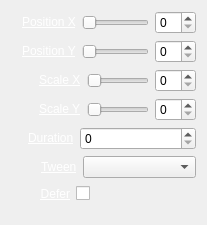
This is trunk/Widgets/Inspector/InspectorGeometryWidget.ui in cambell-prince/casparcg-client as Qt 5 draws it before an edit. The edited form follows.
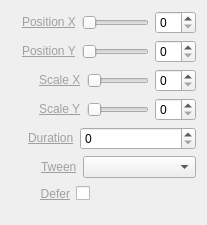
This is the edited form.

```diff
--- a/trunk/Widgets/Inspector/InspectorGeometryWidget.ui
+++ b/trunk/Widgets/Inspector/InspectorGeometryWidget.ui
@@ -38,7 +38,7 @@
      <item>
       <widget class="QLabel" name="labelPositionX">
        <property name="text">
-        <string>&lt;a href=&quot;PositionX&quot; style=&quot;color: white;&quot;&gt;Position X&lt;/a&gt;</string>
+        <string>&lt;a href=&quot;PositionX&quot; style=&quot;color: #A0A0A0;&quot;&gt;Position X&lt;/a&gt;</string>
        </property>
       </widget>
      </item>
@@ -75,7 +75,7 @@
      <item>
       <widget class="QLabel" name="labelPositionY">
        <property name="text">
-        <string>&lt;a href=&quot;PositionY&quot; style=&quot;color: white;&quot;&gt;Position Y&lt;/a&gt;</string>
+        <string>&lt;a href=&quot;PositionY&quot; style=&quot;color: #A0A0A0;&quot;&gt;Position Y&lt;/a&gt;</string>
        </property>
       </widget>
      </item>
@@ -112,7 +112,7 @@
      <item>
       <widget class="QLabel" name="labelScaleX">
        <property name="text">
-        <string>&lt;a href=&quot;ScaleX&quot; style=&quot;color: white;&quot;&gt;Scale X&lt;/a&gt;</string>
+        <string>&lt;a href=&quot;ScaleX&quot; style=&quot;color: #A0A0A0;&quot;&gt;Scale X&lt;/a&gt;</string>
        </property>
       </widget>
      </item>
@@ -149,7 +149,7 @@
      <item>
       <widget class="QLabel" name="labelScaleY">
        <property name="text">
-        <string>&lt;a href=&quot;ScaleY&quot; style=&quot;color: white;&quot;&gt;Scale Y&lt;/a&gt;</string>
+        <string>&lt;a href=&quot;ScaleY&quot; style=&quot;color: #A0A0A0;&quot;&gt;Scale Y&lt;/a&gt;</string>
        </property>
       </widget>
      </item>
@@ -186,7 +186,7 @@
      <item>
       <widget class="QLabel" name="labelDuration">
        <property name="text">
-        <string>&lt;a href=&quot;Duration&quot; style=&quot;color: white;&quot;&gt;Duration&lt;/a&gt;</string>
+        <string>&lt;a href=&quot;Duration&quot; style=&quot;color: #A0A0A0;&quot;&gt;Duration&lt;/a&gt;</string>
        </property>
       </widget>
      </item>
@@ -226,7 +226,7 @@
      <item>
       <widget class="QLabel" name="labelEasing">
        <property name="text">
-        <string>&lt;a href=&quot;Tween&quot; style=&quot;color: white;&quot;&gt;Tween&lt;/a&gt;</string>
+        <string>&lt;a href=&quot;Tween&quot; style=&quot;color: #A0A0A0;&quot;&gt;Tween&lt;/a&gt;</string>
        </property>
       </widget>
      </item>
@@ -263,7 +263,7 @@
      <item>
       <widget class="QLabel" name="labelDefer">
        <property name="text">
-        <string>&lt;a href=&quot;Defer&quot; style=&quot;color: white;&quot;&gt;Defer&lt;/a&gt;</string>
+        <string>&lt;a href=&quot;Defer&quot; style=&quot;color: #A0A0A0;&quot;&gt;Defer&lt;/a&gt;</string>
        </property>
        <property name="alignment">
         <set>Qt::AlignRight|Qt::AlignTrailing|Qt::AlignVCenter</set>
```
